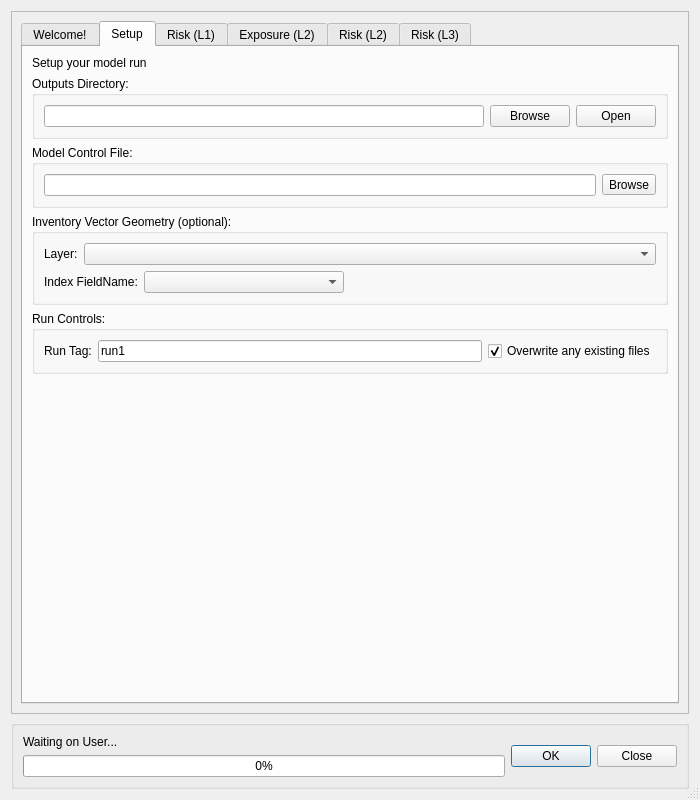
Old version of the form canflood/model/model.ui in the repository NRCan/CanFlood.
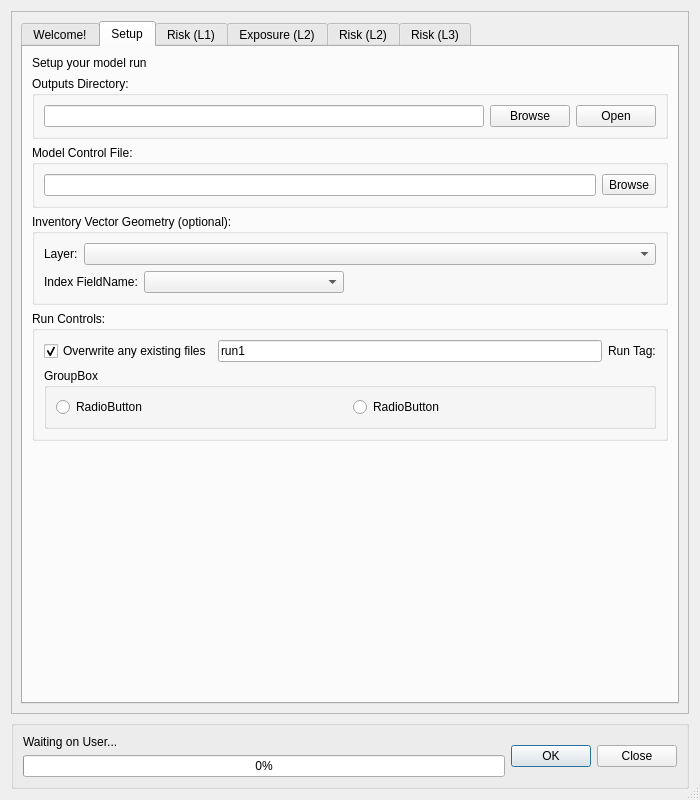
New version of the form. The open tabs and pages were chosen to show the change. Icons and pictures are not drawn. Custom widgets are drawn as their Qt base class.

What changed in the file:
```diff
--- a/canflood/model/model.ui
+++ b/canflood/model/model.ui
@@ -303,29 +303,56 @@
              <property name="title">
               <string>Run Controls:</string>
              </property>
-             <layout class="QHBoxLayout" name="horizontalLayout">
+             <layout class="QVBoxLayout" name="verticalLayout_14">
               <item>
-               <widget class="QLabel" name="label_6">
-                <property name="text">
-                 <string>Run Tag:</string>
-                </property>
-               </widget>
+               <layout class="QHBoxLayout" name="horizontalLayout_8">
+                <item>
+                 <widget class="QCheckBox" name="checkBox_SSoverwrite">
+                  <property name="text">
+                   <string>Overwrite any existing files</string>
+                  </property>
+                  <property name="checked">
+                   <bool>true</bool>
+                  </property>
+                 </widget>
+                </item>
+                <item>
+                 <widget class="QLineEdit" name="linEdit_Stag">
+                  <property name="text">
+                   <string>run1</string>
+                  </property>
+                 </widget>
+                </item>
+                <item>
+                 <widget class="QLabel" name="label_6">
+                  <property name="text">
+                   <string>Run Tag:</string>
+                  </property>
+                 </widget>
+                </item>
+               </layout>
               </item>
               <item>
-               <widget class="QLineEdit" name="linEdit_Stag">
-                <property name="text">
-                 <string>run1</string>
+               <widget class="QGroupBox" name="groupBox_9">
+                <property name="title">
+                 <string>GroupBox</string>
                 </property>
-               </widget>
-              </item>
-              <item>
-               <widget class="QCheckBox" name="checkBox_SSoverwrite">
-                <property name="text">
-                 <string>Overwrite any existing files</string>
-                </property>
-                <property name="checked">
-                 <bool>true</bool>
-                </property>
+                <layout class="QHBoxLayout" name="horizontalLayout">
+                 <item>
+                  <widget class="QRadioButton" name="radioButton_2">
+                   <property name="text">
+                    <string>RadioButton</string>
+                   </property>
+                  </widget>
+                 </item>
+                 <item>
+                  <widget class="QRadioButton" name="radioButton">
+                   <property name="text">
+                    <string>RadioButton</string>
+                   </property>
+                  </widget>
+                 </item>
+                </layout>
                </widget>
               </item>
              </layout>
```
